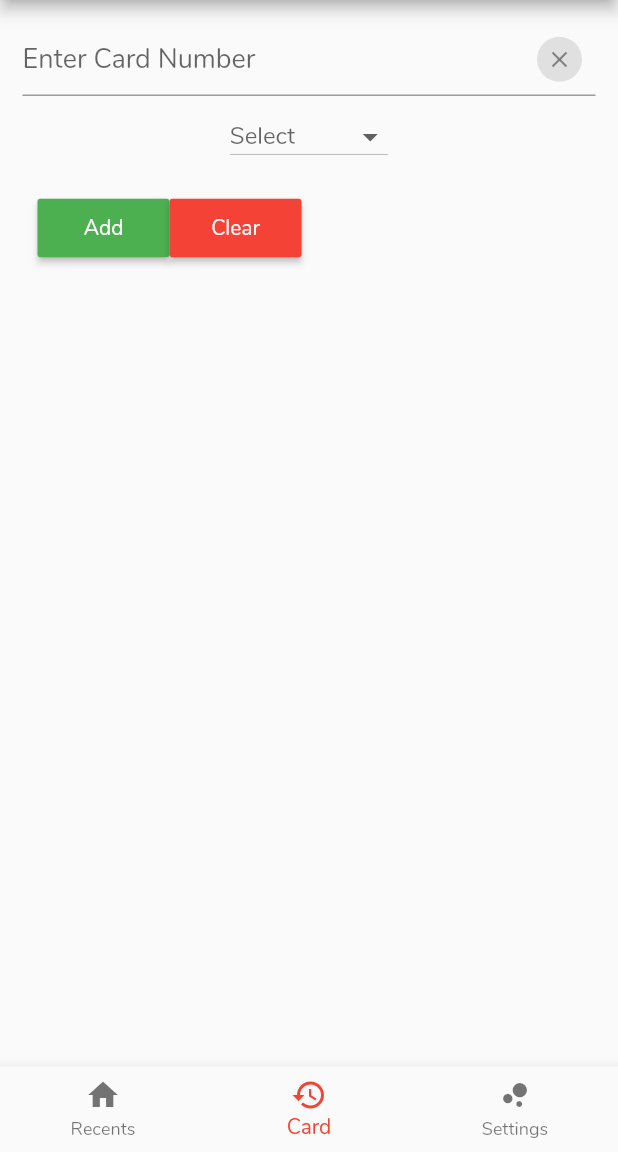
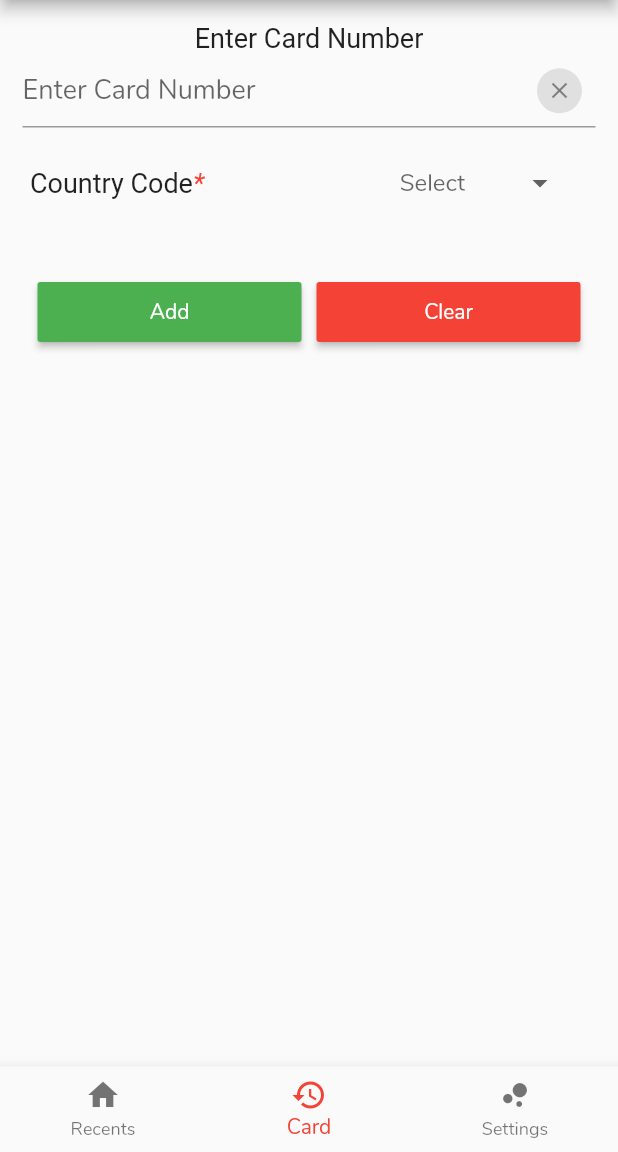
Before and after one commit to driftycode/emirates-dialer, a Flutter app: the screen it shows after launch, item 2 of the bottom bar chosen, on a phone screen of 412 x 824 dp, the part 84-1236 px from its top. Run offline on Flutter 3.47's test engine with Material 2 defaults, Android fonts, the phone set to English and light mode, and no system bars; our stand-ins replace shared_preferences, splashscreen, sqflite; missing offline and left inert: contact_picker; accounts and stored records are empty.

Commit message:
redesigned the screens for the card page

```diff
--- a/lib/card_page.dart
+++ b/lib/card_page.dart
@@ -61,6 +61,12 @@ class CardPageState extends State<CardPage> {
           padding: const EdgeInsets.all(15.0),
           child: new Column(
             children: <Widget>[
+              new Text.rich(
+                TextSpan(
+                  text: 'Enter Card Number',
+                  style: TextStyle(fontSize: 18.0), // default text style
+                ),
+              ),
               TextFormField(
                 controller: _textController,
                 keyboardType: TextInputType.number,
@@ -86,17 +92,42 @@ class CardPageState extends State<CardPage> {
                 },
               ),
               new Padding(
-                  padding: const EdgeInsets.all(15.0),
+                  padding: const EdgeInsets.fromLTRB(5.0, 25.0, 25.0, 40.0),
                   child: new Column(
+                    mainAxisAlignment: MainAxisAlignment.spaceBetween,
                     children: <Widget>[
-                      DropdownButton<String>(
+                      new Row(children: <Widget>[
+                        new Expanded(
+                          child: Text.rich(
+                            TextSpan(
+                              text: 'Country Code',
+                              style: TextStyle(
+                                  fontSize: 18.0), // default text style
+                              children: <TextSpan>[
+                                TextSpan(
+                                    text: '*',
+                                    style: TextStyle(
+                                        fontStyle: FontStyle.italic,
+                                        color: Colors.red,
+                                        fontSize: 18.0))
+                              ],
+                            ),
+                          ),
+                          flex: 3,
+                        ),
+                        new DropdownButtonHideUnderline(
+                          child: new DropdownButton<String>(
                             value: _referPractice,
                             isDense: true,
                             hint: new Text(CONST_SELECT),
                             items: _stdCodesList.map((value) {
                               return new DropdownMenuItem<String>(
                                 value: value.dialCode,
-                            child: new Text("${value.code} ${value.dialCode}"),
+                                child: new Text(
+                                    "${value.code} ${value.dialCode}",
+                                    style: TextStyle(
+                                        fontStyle: FontStyle.normal,
+                                        fontWeight: FontWeight.w600)),
                               );
                             }).toList(),
                             onChanged: (String newValue) {
@@ -104,43 +135,60 @@ class CardPageState extends State<CardPage> {
                                 _referPractice = newValue;
                               });
                             },
+                          ),
                         )
+                      ])
                     ],
                   )),
               new Container(
+                  // height: MediaQuery.of(context).size.height,
                   width: MediaQuery.of(context).size.width,
-                  padding: EdgeInsets.all(10.0),
-                  child: new Row(children: <Widget>[
-                    RaisedButton(
-                      padding:
-                          const EdgeInsets.fromLTRB(20.0, 10.0, 20.0, 10.0),
+                  padding: EdgeInsets.all(5.0),
+                  child: new Row(
+                      mainAxisAlignment: MainAxisAlignment.spaceBetween,
+                      children: <Widget>[
+                        new Expanded(
+                          child: new Padding(
+                              padding: EdgeInsets.all(5.0),
+                              child: new MaterialButton(
+                                height: 40.0,
+                                minWidth: 100.0,
                                 textColor: Colors.white,
                                 color: Colors.green,
                                 child: new Text(BTN_ADD_TEXT),
                                 onPressed: () {
-                        SystemChannels.textInput.invokeMethod('TextInput.hide');
+                                  SystemChannels.textInput
+                                      .invokeMethod('TextInput.hide');
                                   if (_formKey.currentState.validate() &&
                                       _referPractice != null) {
                                     _storeCardNumberAndCountryCode(
-                              _textController.text.trim(), _referPractice);
-                          Scaffold.of(context).showSnackBar(
-                              SnackBar(content: Text(SUCCESSFUL_CARD_DETAILS)));
+                                        _textController.text.trim(),
+                                        _referPractice);
+                                    Scaffold.of(context).showSnackBar(SnackBar(
+                                        content:
+                                            Text(SUCCESSFUL_CARD_DETAILS)));
                                   } else {
-                          Scaffold.of(context).showSnackBar(
-                              SnackBar(content: Text(ERROR_COUNTRY_CODE)));
+                                    Scaffold.of(context).showSnackBar(SnackBar(
+                                        content: Text(ERROR_COUNTRY_CODE)));
                                   }
                                 },
+                              )),
+                          flex: 2,
                         ),
-                    RaisedButton(
-                      padding:
-                          const EdgeInsets.fromLTRB(20.0, 10.0, 20.0, 10.0),
+                        new Expanded(
+                            child: new Padding(
+                                padding: EdgeInsets.all(5.0),
+                                child: new MaterialButton(
+                                  height: 40.0,
+                                  minWidth: 100.0,
                                   textColor: Colors.white,
                                   color: Colors.red,
                                   child: new Text(BTN_CLEAR_TEXT),
                                   onPressed: () {
                                     _textController.clear();
                                   },
-                    )
+                                )),
+                            flex: 2)
                       ])),
             ],
           )),
--- a/lib/main.dart
+++ b/lib/main.dart
@@ -7,11 +7,28 @@ import 'more/help_page.dart';
 import 'more/aboutus_page.dart';
 import 'more/settings.dart';
 import 'utils/constants.dart';
+import 'package:splashscreen/splashscreen.dart';
 
 void main() => runApp(new MyApp());
 
 class MyApp extends StatelessWidget {
   // This widget is the root of your application.
+  @override
+  Widget build(BuildContext context) {
+    return new MaterialApp(
+        home: new SplashScreen(
+            seconds: 10,
+            navigateAfterSeconds: new AfterSplash(),
+            title: new Text('Welcome In UAEDialer'),
+            image: new Image.asset('assets/images/app_logo.png'),
+            backgroundColor: Colors.white,
+            styleTextUnderTheLoader: new TextStyle(),
+            photoSize: 100.0,
+            loaderColor: Colors.red));
+  }
+}
+
+class AfterSplash extends StatelessWidget {
   @override
   Widget build(BuildContext context) {
     return new MaterialApp(
@@ -34,42 +51,3 @@ class MyApp extends StatelessWidget {
         });
   }
 }
-
-// class MyApp extends StatelessWidget {
-//   // This widget is the root of your application.
-//   @override
-//   Widget build(BuildContext context) {
-//     return new MaterialApp(
-//       title: 'UAE Dialer',
-//       theme: new ThemeData(
-//         primarySwatch: Colors.red, accentColor: Colors.black,
-
-//       ),
-//       home: DefaultTabController(
-//         length: 4,
-//         child: Scaffold(
-//           appBar: AppBar(
-//             bottom: TabBar(
-//               tabs: [
-//                 Tab(icon: Icon(Icons.restore)),
-//                 // Tab(icon: Icon(Icons.favorite)),
-//                 Tab(icon: Icon(Icons.card_giftcard)),
-//                 Tab(icon: Icon(Icons.bubble_chart))
-//               ],
-//             ),
-//             title: Text('UAE Dialer'),
-//           ),
-//           body: TabBarView(
-//             children: [
-//               RecentsPage(),
-//               // FavouritesPage(),
-//               CardPage(),
-//               // ContactsPage(),
-//               MorePage(),
-//             ],
-//           ),
-//         ),
-//       )//ContactsPage()
-//     );
-//   }
-// }
--- a/lib/more_page.dart
+++ b/lib/more_page.dart
@@ -15,7 +15,9 @@ class MorePage extends StatelessWidget {
       children: [
         ListTile(
           onTap: () {
-            Navigator.pushNamed(context, GO_SETTINGS);
+            // Navigator.pushNamed(context, GO_SETTINGS);
+            Navigator.of(context).push(MaterialPageRoute(
+                builder: (BuildContext context) => Settings()));
           },
           leading: Icon(Icons.settings),
           title: Text('Settings'),
--- a/pubspec.yaml
+++ b/pubspec.yaml
@@ -26,6 +26,7 @@ dependencies:
   sqflite : any
   url_launcher: ^3.0.3
   path_provider: ^0.4.1
+  splashscreen: ^1.1.0
 
 dev_dependencies:
   flutter_test:
@@ -48,6 +49,7 @@ flutter:
    - assets/images/logo.png
    - assets/country_codes.json
    - assets/images/dc-short-logo.png
+   - assets/images/app_logo.png
 
 
   fonts:
```
Also changed, not shown: lib/recents_page.dart (+60 -52 lines), assets/images/app_logo.png (added). Lines whose indentation alone changed are shown as unchanged.
